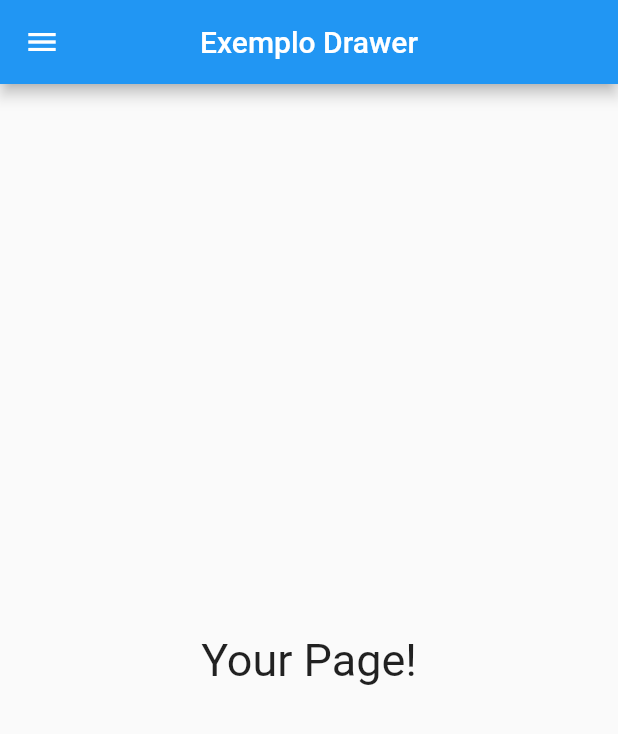
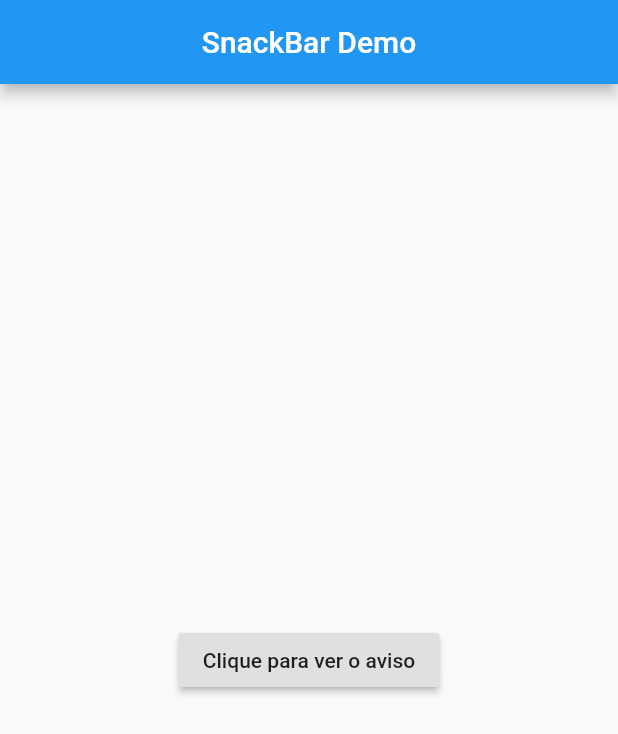
Before and after one commit to MarcosOtake/Flutter-CookBook, a Flutter app: the screen it shows after launch, on a phone screen of 412 x 824 dp. Shown: the top 734 px of the screen. Run offline on Flutter 3.47's test engine with Material 2 defaults, Android fonts, the phone set to English and light mode, and no system bars.

Commit message:
Snackbar Example

```diff
--- /dev/null
+++ b/lib/animation/Snackbar.dart
@@ -0,0 +1,45 @@
+import 'package:flutter/material.dart';
+
+
+class SnackBarDemo extends StatelessWidget {
+  @override
+  Widget build(BuildContext context) {
+    return MaterialApp(
+      debugShowCheckedModeBanner: false,
+      title: 'SnackBar Aviso ',
+      home: Scaffold(
+        appBar: AppBar(
+          centerTitle: true,
+          title: Text('SnackBar Demo'),
+        ),
+        body: SnackBarPage(),
+      ),
+    );
+  }
+}
+
+class SnackBarPage extends StatelessWidget {
+  @override
+  Widget build(BuildContext context) {
+    return Center(
+      child: RaisedButton(
+        onPressed: () {
+          final snackBar = SnackBar(
+            content: Text('Aviso sobre Ação Exeutada'),
+            action: SnackBarAction(
+              label: 'Desfazer',
+              onPressed: () {
+                // Some code to undo the change.
+              },
+            ),
+          );
+
+          // Find the Scaffold in the widget tree and use
+          // it to show a SnackBar.
+          Scaffold.of(context).showSnackBar(snackBar);
+        },
+        child: Text('Clique para ver o aviso'),
+      ),
+    );
+  }
+}
--- a/lib/main.dart
+++ b/lib/main.dart
@@ -1,15 +1,15 @@
 import 'package:flutter/material.dart';
-//import 'package:flutter_cookbook/animation/AnimatedOpacity.dart';
-import 'package:flutter_cookbook/animation/Drawer.dart';
+import 'package:flutter_cookbook/animation/Snackbar.dart';
 //import 'package:flutter_cookbook/animation/PageRouteAnimation.dart';
 //import 'package:flutter_cookbook/animation/PhysicsSimulation.dart';
 //import 'package:flutter_cookbook/animation/AnimatedContainer.dart';
-
+//import 'package:flutter_cookbook/animation/AnimatedOpacity.dart';
+//import 'package:flutter_cookbook/animation/Drawer.dart';
 
 void main() {
   runApp(
     MaterialApp(
       debugShowCheckedModeBanner: false,
-      home: ExempleDrawer(),
+      home: SnackBarDemo(),
     ));
 }
```
Also changed, not shown: lib/animation/Drawer.dart (line endings or trailing spaces).
